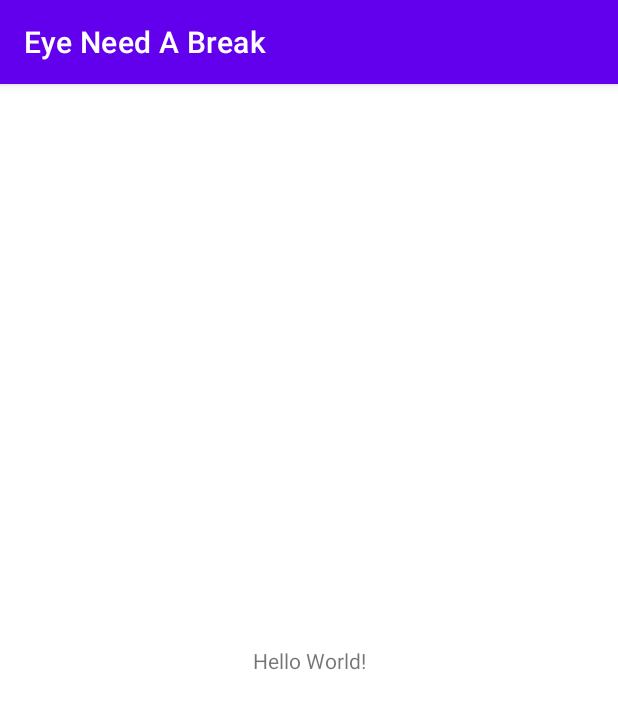
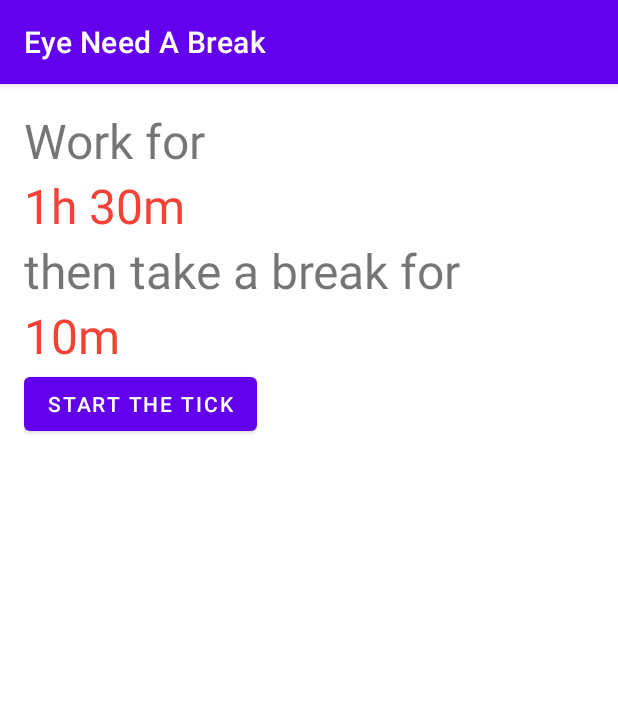
Before and after one commit to makarand-thakare/eye-need-a-break, an Android app: the screen it shows after launch (MainActivity), on a phone screen of 412 x 824 dp. Shown: the top 709 px of the screen. Run offline under Robolectric (Android 15) with nearby library versions, the phone set to English and light mode, and no system bars.

Commit message:
Working on dashboard.

```diff
--- a/app/src/main/java/in/dazzlingapps/eyeneedabreak/MainActivity.kt
+++ b/app/src/main/java/in/dazzlingapps/eyeneedabreak/MainActivity.kt
@@ -1,11 +1,54 @@
 package `in`.dazzlingapps.eyeneedabreak
 
+import `in`.dazzlingapps.eyeneedabreak.utils.AppConstants
+import android.app.TimePickerDialog
 import androidx.appcompat.app.AppCompatActivity
 import android.os.Bundle
+import android.widget.TextView
+import android.widget.TimePicker
+import android.widget.Toast
 
 class MainActivity : AppCompatActivity() {
+    private lateinit var tvWorkTime: TextView
+    private lateinit var tvBreakTime: TextView
+
+
     override fun onCreate(savedInstanceState: Bundle?) {
         super.onCreate(savedInstanceState)
         setContentView(R.layout.activity_main)
+        tvWorkTime = findViewById(R.id.tvWorkTime)
+        tvBreakTime = findViewById(R.id.tvBreakTime)
+        tvWorkTime.setOnClickListener {
+
+            openTimePickerDialog(AppConstants.WORK_TIME)
+        }
+        tvBreakTime.setOnClickListener {
+            openTimePickerDialog(AppConstants.BREAK_TIME)
+
+        }
     }
+
+    private fun openTimePickerDialog(setTimeFor: Int) {
+
+
+        val timePickerDialogListener: TimePickerDialog.OnTimeSetListener = object : TimePickerDialog.OnTimeSetListener {
+            override fun onTimeSet(view: TimePicker?, hourOfDay: Int, minute: Int) {
+                Toast.makeText(this@MainActivity, "$hourOfDay $minute", Toast.LENGTH_SHORT).show()
+                if (setTimeFor == AppConstants.WORK_TIME){
+                    tvWorkTime.text = "${hourOfDay}h ${minute}m"
+                }else   if (setTimeFor == AppConstants.BREAK_TIME){
+                    tvBreakTime.text = "${hourOfDay}h ${minute}m"
+                }
+            }
+        }
+
+        val timePicker: TimePickerDialog = TimePickerDialog(
+            this, timePickerDialogListener, 12, 10, true)
+
+        // then after building the timepicker
+        // dialog show the dialog to user
+        timePicker.show()
+    }
+
+
 }
--- /dev/null
+++ b/app/src/main/java/in/dazzlingapps/eyeneedabreak/utils/AppConstants.kt
@@ -0,0 +1,6 @@
+package `in`.dazzlingapps.eyeneedabreak.utils
+
+object AppConstants {
+    val WORK_TIME = 1
+    val BREAK_TIME = 2
+}
--- a/app/src/main/res/layout/activity_main.xml
+++ b/app/src/main/res/layout/activity_main.xml
@@ -1,18 +1,44 @@
 <?xml version="1.0" encoding="utf-8"?>
-<androidx.constraintlayout.widget.ConstraintLayout xmlns:android="http://schemas.android.com/apk/res/android"
+<LinearLayout xmlns:android="http://schemas.android.com/apk/res/android"
     xmlns:app="http://schemas.android.com/apk/res-auto"
     xmlns:tools="http://schemas.android.com/tools"
     android:layout_width="match_parent"
     android:layout_height="match_parent"
+    android:orientation="vertical"
+    android:padding="16dp"
     tools:context=".MainActivity">
 
     <TextView
         android:layout_width="wrap_content"
         android:layout_height="wrap_content"
-        android:text="Hello World!"
-        app:layout_constraintBottom_toBottomOf="parent"
-        app:layout_constraintLeft_toLeftOf="parent"
-        app:layout_constraintRight_toRightOf="parent"
-        app:layout_constraintTop_toTopOf="parent" />
+        android:text="Work for"
+        android:textSize="32sp" />
 
-</androidx.constraintlayout.widget.ConstraintLayout>
+    <TextView
+        android:id="@+id/tvWorkTime"
+        android:layout_width="wrap_content"
+        android:layout_height="wrap_content"
+        android:text="1h 30m"
+        android:textColor="#F44336"
+        android:textSize="32sp" />
+
+    <TextView
+        android:layout_width="wrap_content"
+        android:layout_height="wrap_content"
+        android:text="then take a break for"
+        android:textSize="32sp" />
+
+    <TextView
+        android:id="@+id/tvBreakTime"
+        android:layout_width="wrap_content"
+        android:layout_height="wrap_content"
+        android:text="10m"
+        android:textColor="#F44336"
+        android:textSize="32sp" />
+
+    <Button
+        android:layout_width="wrap_content"
+        android:text="start the tick"
+        android:layout_height="wrap_content"/>
+
+</LinearLayout>
```
